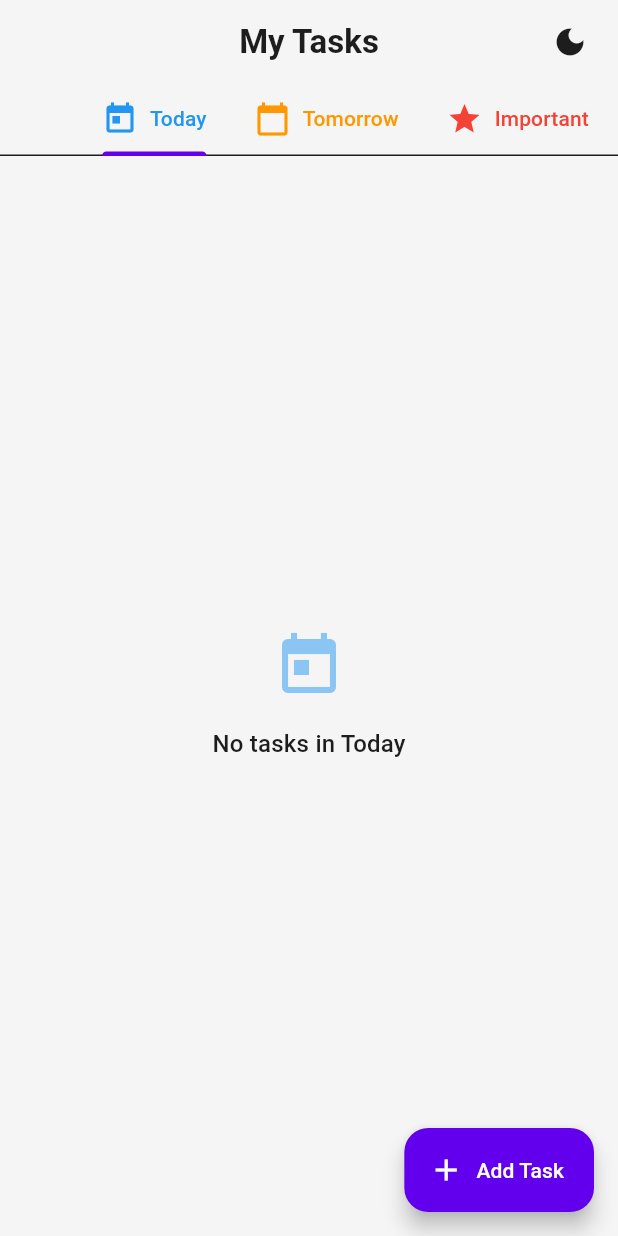
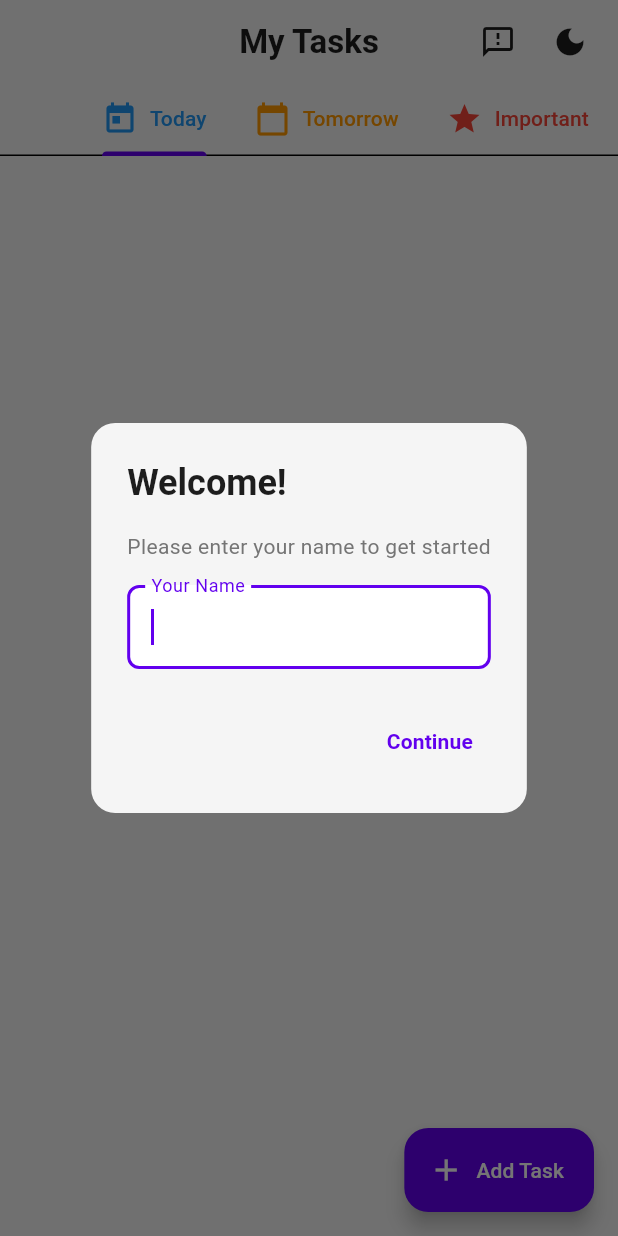
Before and after one commit to sagarshende23/riverpod-todo-app, a Flutter app: the screen it shows after launch, on a phone screen of 412 x 824 dp. Run offline on Flutter 3.47's test engine with Material 2 defaults, Android fonts, the phone set to English and light mode, and no system bars; our stand-ins replace flutter_riverpod, hive, hive_flutter, platform; missing offline and left inert: android_intent_plus; accounts and stored records are empty.

Commit message:
Update app with new features and improvements

```diff
--- a/lib/main.dart
+++ b/lib/main.dart
@@ -5,6 +5,8 @@ import 'src/common/theme/app_theme.dart';
 import 'src/common/providers/theme_provider.dart';
 import 'src/features/todo/domain/models/todo.dart';
 import 'src/features/todo/presentation/screens/home_screen.dart';
+import 'src/features/user/domain/providers/user_provider.dart';
+import 'src/features/user/presentation/widgets/user_name_dialog.dart';
 
 void main() async {
   WidgetsFlutterBinding.ensureInitialized();
@@ -16,6 +18,7 @@ void main() async {
 
   // Open Hive boxes
   await Hive.openBox<Todo>('todos');
+  await Hive.openBox('user_settings');
   await Hive.openBox<bool>('settings');
 
   runApp(
@@ -31,14 +34,51 @@ class MyApp extends ConsumerWidget {
   @override
   Widget build(BuildContext context, WidgetRef ref) {
     final isDarkMode = ref.watch(themeProvider);
+    final userState = ref.watch(userProvider);
+    final userName = userState.userName;
 
     return MaterialApp(
-      title: 'Todo App',
+      title: userName != null ? 'Welcome, $userName' : 'Todo App',
       theme: AppTheme.light,
       darkTheme: AppTheme.dark,
       themeMode: isDarkMode ? ThemeMode.dark : ThemeMode.light,
-      home: const HomeScreen(),
+      home: const AppHome(),
       debugShowCheckedModeBanner: false,
     );
   }
 }
+
+class AppHome extends ConsumerStatefulWidget {
+  const AppHome({Key? key}) : super(key: key);
+
+  @override
+  ConsumerState<AppHome> createState() => _AppHomeState();
+}
+
+class _AppHomeState extends ConsumerState<AppHome> {
+  @override
+  void initState() {
+    super.initState();
+    WidgetsBinding.instance.addPostFrameCallback((_) {
+      _checkFirstLaunch();
+    });
+  }
+
+  Future<void> _checkFirstLaunch() async {
+    final userState = ref.read(userProvider);
+    if (userState.isFirstLaunch) {
+      if (mounted) {
+        await showDialog(
+          context: context,
+          barrierDismissible: false,
+          builder: (context) => const UserNameDialog(),
+        );
+      }
+    }
+  }
+
+  @override
+  Widget build(BuildContext context) {
+    return const HomeScreen();
+  }
+}
--- /dev/null
+++ b/lib/src/common/constants/styles.dart
@@ -0,0 +1,53 @@
+import 'package:flutter/material.dart';
+
+class AppStyles {
+  // Border Radius
+  static const double cardRadius = 16.0;
+  static const double buttonRadius = 8.0;
+  static const double inputRadius = 8.0;
+
+  // Spacing
+  static const double spacing = 16.0;
+  static const double smallSpacing = 8.0;
+  static const double largeSpacing = 24.0;
+
+  // Text Styles
+  static const TextStyle headingStyle = TextStyle(
+    fontSize: 24.0,
+    fontWeight: FontWeight.bold,
+  );
+
+  static const TextStyle subheadingStyle = TextStyle(
+    fontSize: 16.0,
+    fontWeight: FontWeight.w500,
+  );
+
+  // Input Decoration
+  static InputDecoration getInputDecoration({
+    required String hintText,
+    required Color fillColor,
+    required Color textColor,
+    required Color borderColor,
+  }) {
+    return InputDecoration(
+      hintText: hintText,
+      filled: true,
+      fillColor: fillColor,
+      border: OutlineInputBorder(
+        borderRadius: BorderRadius.circular(inputRadius),
+        borderSide: BorderSide.none,
+      ),
+      focusedBorder: OutlineInputBorder(
+        borderRadius: BorderRadius.circular(inputRadius),
+        borderSide: BorderSide(
+          color: borderColor,
+          width: 2,
+        ),
+      ),
+      contentPadding: const EdgeInsets.symmetric(
+        horizontal: spacing,
+        vertical: smallSpacing,
+      ),
+    );
+  }
+}
--- a/lib/src/common/theme/app_theme.dart
+++ b/lib/src/common/theme/app_theme.dart
@@ -9,11 +9,9 @@ class AppTheme {
       colorScheme: ColorScheme.light(
         primary: AppColors.primaryLight,
         secondary: AppColors.secondaryLight,
-        background: AppColors.backgroundLight,
         surface: AppColors.surfaceLight,
         onPrimary: Colors.white,
         onSecondary: Colors.black,
-        onBackground: AppColors.textLight,
         onSurface: AppColors.textLight,
       ),
       scaffoldBackgroundColor: AppColors.backgroundLight,
@@ -49,11 +47,9 @@ class AppTheme {
       colorScheme: ColorScheme.dark(
         primary: AppColors.primaryDark,
         secondary: AppColors.secondaryDark,
-        background: AppColors.backgroundDark,
         surface: AppColors.surfaceDark,
         onPrimary: Colors.black,
         onSecondary: Colors.black,
-        onBackground: AppColors.textDark,
         onSurface: AppColors.textDark,
       ),
       scaffoldBackgroundColor: AppColors.backgroundDark,
--- a/lib/src/features/todo/presentation/screens/home_screen.dart
+++ b/lib/src/features/todo/presentation/screens/home_screen.dart
@@ -1,11 +1,19 @@
 import 'package:flutter/material.dart';
 import 'package:flutter_riverpod/flutter_riverpod.dart';
 import '../../../../common/providers/theme_provider.dart';
+import '../../../feedback/presentation/widgets/feedback_dialog.dart';
 import '../widgets/todo_list.dart';
 import '../widgets/add_todo_button.dart';
 
 class HomeScreen extends ConsumerWidget {
   const HomeScreen({Key? key}) : super(key: key);
+
+  void _showFeedbackDialog(BuildContext context) {
+    showDialog(
+      context: context,
+      builder: (context) => const FeedbackDialog(),
+    );
+  }
 
   @override
   Widget build(BuildContext context, WidgetRef ref) {
@@ -24,6 +32,11 @@ class HomeScreen extends ConsumerWidget {
         backgroundColor: Colors.transparent,
         actions: [
           IconButton(
+            icon: const Icon(Icons.feedback_outlined),
+            onPressed: () => _showFeedbackDialog(context),
+            tooltip: 'Send Feedback',
+          ),
+          IconButton(
             icon: Icon(
               isDarkMode ? Icons.light_mode : Icons.dark_mode,
             ),
--- /dev/null
+++ b/lib/src/features/user/presentation/widgets/user_name_dialog.dart
@@ -0,0 +1,124 @@
+import 'package:flutter/material.dart';
+import 'package:flutter/services.dart';
+import 'package:flutter_riverpod/flutter_riverpod.dart';
+import '../../domain/providers/user_provider.dart';
+import '../../../../common/constants/colors.dart';
+
+class UserNameDialog extends ConsumerStatefulWidget {
+  const UserNameDialog({Key? key}) : super(key: key);
+
+  @override
+  ConsumerState<UserNameDialog> createState() => _UserNameDialogState();
+}
+
+class _UserNameDialogState extends ConsumerState<UserNameDialog> {
+  final _formKey = GlobalKey<FormState>();
+  final _nameController = TextEditingController();
+
+  @override
+  void dispose() {
+    _nameController.dispose();
+    super.dispose();
+  }
+
+  @override
+  Widget build(BuildContext context) {
+    final isDarkMode = Theme.of(context).brightness == Brightness.dark;
+
+    return WillPopScope(
+      onWillPop: () async => false, // Prevent dialog dismissal with back button
+      child: AlertDialog(
+        backgroundColor:
+            isDarkMode ? AppColors.backgroundDark : AppColors.backgroundLight,
+        shape: RoundedRectangleBorder(
+          borderRadius: BorderRadius.circular(AppStyles.cardRadius),
+        ),
+        title: Text(
+          'Welcome!',
+          style: TextStyle(
+            color: isDarkMode ? AppColors.textDark : AppColors.textLight,
+            fontSize: 24,
+            fontWeight: FontWeight.bold,
+          ),
+        ),
+        content: Form(
+          key: _formKey,
+          child: Column(
+            mainAxisSize: MainAxisSize.min,
+            children: [
+              Text(
+                'Please enter your name to get started',
+                style: TextStyle(
+                  color: isDarkMode
+                      ? AppColors.subTextDark
+                      : AppColors.subTextLight,
+                ),
+              ),
+              const SizedBox(height: 16),
+              TextFormField(
+                controller: _nameController,
+                autofocus: true,
+                textCapitalization: TextCapitalization.words,
+                decoration: InputDecoration(
+                  labelText: 'Your Name',
+                  filled: true,
+                  fillColor: isDarkMode
+                      ? AppColors.surfaceDark
+                      : AppColors.surfaceLight,
+                  border: OutlineInputBorder(
+                    borderRadius: BorderRadius.circular(8),
+                    borderSide: BorderSide.none,
+                  ),
+                  focusedBorder: OutlineInputBorder(
+                    borderRadius: BorderRadius.circular(8),
+                    borderSide: BorderSide(
+                      color: isDarkMode
+                          ? AppColors.primaryDark
+                          : AppColors.primaryLight,
+                      width: 2,
+                    ),
+                  ),
+                  hintStyle: TextStyle(
+                    color: isDarkMode
+                        ? AppColors.subTextDark
+                        : AppColors.subTextLight,
+                  ),
+                ),
+                style: TextStyle(
+                  color: isDarkMode ? AppColors.textDark : AppColors.textLight,
+                ),
+                validator: (value) {
+                  if (value == null || value.trim().isEmpty) {
+                    return 'Please enter your name';
+                  }
+                  return null;
+                },
+              ),
+            ],
+          ),
+        ),
+        actions: [
+          TextButton(
+            onPressed: () async {
+              if (_formKey.currentState!.validate()) {
+                final name = _nameController.text.trim();
+                await ref.read(userProvider.notifier).saveUserName(name);
+                if (context.mounted) {
+                  Navigator.of(context).pop();
+                }
+              }
+            },
+            child: Text(
+              'Continue',
+              style: TextStyle(
+                color:
+                    isDarkMode ? AppColors.primaryDark : AppColors.primaryLight,
+                fontWeight: FontWeight.bold,
+              ),
+            ),
+          ),
+        ],
+      ),
+    );
+  }
+}
--- a/requirements.txt
+++ /dev/null
@@ -1,4 +0,0 @@
-py2app==0.28.6
-setuptools>=65.5.1
-tkinter
-pyinstaller==5.13.2
```
Also changed, not shown: lib/src/features/feedback/presentation/widgets/feedback_dialog.dart (added, +171 -0 lines), lib/src/features/user/domain/providers/user_provider.dart (added, +58 -0 lines), pubspec.yaml (+7 -2 lines), pubspec.lock, 15 other files.
